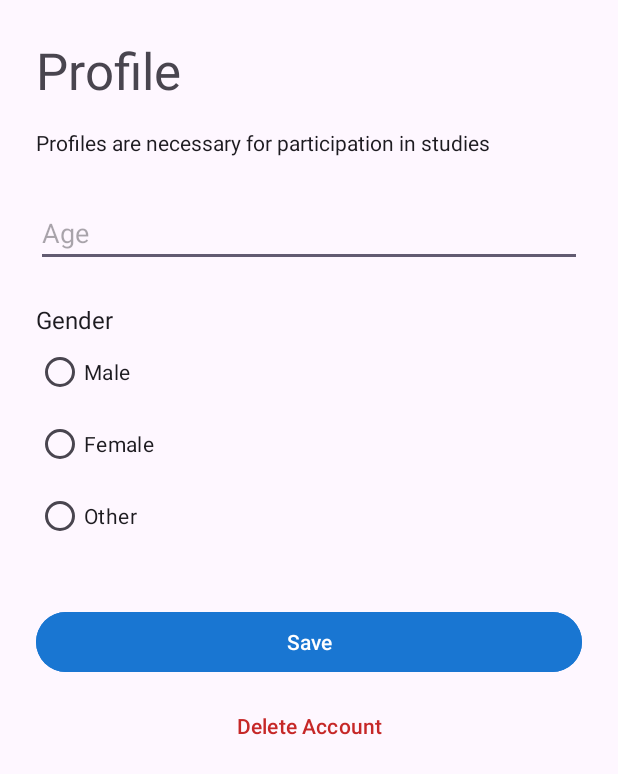
After one commit to exernt/it-project-team-5, an Android app: the ProfileActivity screen opened directly, with no data from a screen before it, on a phone screen of 412 x 824 dp. The commit adds this screen. Shown: the top 774 px of the screen. Run offline under Robolectric (Android 15) with nearby library versions, the phone set to English and light mode, and no system bars; network calls fail; pictures from the network do not load.

Commit message:
added profile page, allowing users to fill in their age and gender, as well as delete account

```diff
--- a/WalkingMeditationMobileApp-main/app/src/main/AndroidManifest.xml
+++ b/WalkingMeditationMobileApp-main/app/src/main/AndroidManifest.xml
@@ -37,6 +37,10 @@
             android:exported="true"
             android:theme="@style/Theme.MyApplication" >
         </activity>
+
+        <activity
+            android:name=".ProfileActivity"
+            android:exported="false" />
 
         <activity
             android:name=".StudyUnenrolledActivity"
--- a/WalkingMeditationMobileApp-main/app/src/main/java/com/example/walking_meditation/MainActivity.java
+++ b/WalkingMeditationMobileApp-main/app/src/main/java/com/example/walking_meditation/MainActivity.java
@@ -31,7 +31,7 @@ import okhttp3.Response;
 
 public class MainActivity extends AppCompatActivity {
 
-    private Button btnExplore, btnResearcherDashboard, btnStudy, btnLogOut, btnFeedback, btnAdminDashboard, btnBecomeResearcher;
+    private Button btnExplore, btnResearcherDashboard, btnStudy, btnLogOut, btnFeedback, btnAdminDashboard, btnBecomeResearcher, btnProfile;
     private final OkHttpClient httpClient = new OkHttpClient();
 
     @Override
@@ -48,6 +48,7 @@ public class MainActivity extends AppCompatActivity {
         btnFeedback = findViewById(R.id.btnFeedback);
         btnAdminDashboard = findViewById(R.id.btnAdminDashboard);
         btnBecomeResearcher = findViewById(R.id.btnBecomeResearcher);
+        btnProfile = findViewById(R.id.btnProfile);
 
         btnResearcherDashboard.setOnClickListener(view ->
                 startActivity(new Intent(MainActivity.this, ResearcherStudyListActivity.class)));
@@ -55,6 +56,8 @@ public class MainActivity extends AppCompatActivity {
                 startActivity(new Intent(MainActivity.this, AdminDashboardActivity.class)));
         btnBecomeResearcher.setOnClickListener(view ->
                 startActivity(new Intent(MainActivity.this, BecomeResearcherActivity.class)));
+        btnProfile.setOnClickListener(view ->
+                startActivity(new Intent(MainActivity.this, ProfileActivity.class)));
 
         applyRoleVisibility();
 
--- /dev/null
+++ b/WalkingMeditationMobileApp-main/app/src/main/java/com/example/walking_meditation/ProfileActivity.java
@@ -0,0 +1,224 @@
+package com.example.walking_meditation;
+
+import android.content.Intent;
+import android.os.Bundle;
+import android.view.View;
+import android.widget.Button;
+import android.widget.EditText;
+import android.widget.RadioButton;
+import android.widget.RadioGroup;
+import android.widget.Toast;
+
+import androidx.annotation.NonNull;
+import androidx.appcompat.app.AlertDialog;
+import androidx.appcompat.app.AppCompatActivity;
+
+import com.example.walking_meditation.audio.CurrentWalk;
+import com.example.walking_meditation.utils.AuthenticatedHttpClient;
+import com.example.walking_meditation.utils.CacheFiles;
+import com.example.walking_meditation.utils.ProfileInputValidator;
+import com.example.walking_meditation.utils.RoutePlanFiles;
+import com.example.walking_meditation.utils.SessionManager;
+
+import org.json.JSONObject;
+
+import java.io.IOException;
+
+import okhttp3.Call;
+import okhttp3.Callback;
+import okhttp3.MediaType;
+import okhttp3.OkHttpClient;
+import okhttp3.Request;
+import okhttp3.RequestBody;
+import okhttp3.Response;
+
+public class ProfileActivity extends AppCompatActivity {
+    private static final MediaType JSON = MediaType.get("application/json; charset=utf-8");
+    private static final String PROFILE_URL = BuildConfig.SERVER_BASE_URL + "/auth/me";
+
+    private EditText ageField;
+    private EditText otherGenderField;
+    private RadioGroup genderGroup;
+    private RadioButton maleButton;
+    private RadioButton femaleButton;
+    private RadioButton otherButton;
+    private Button saveButton;
+    private Button deleteButton;
+    private OkHttpClient httpClient;
+
+    @Override
+    protected void onCreate(Bundle savedInstanceState) {
+        super.onCreate(savedInstanceState);
+        setContentView(R.layout.activity_profile);
+
+        ageField = findViewById(R.id.profileAge);
+        otherGenderField = findViewById(R.id.profileOtherGender);
+        genderGroup = findViewById(R.id.profileGenderGroup);
+        maleButton = findViewById(R.id.profileGenderMale);
+        femaleButton = findViewById(R.id.profileGenderFemale);
+        otherButton = findViewById(R.id.profileGenderOther);
+        saveButton = findViewById(R.id.btnSaveProfile);
+        deleteButton = findViewById(R.id.btnDeleteAccount);
+        httpClient = AuthenticatedHttpClient.configure(this, new OkHttpClient.Builder()).build();
+
+        genderGroup.setOnCheckedChangeListener((group, checkedId) ->
+                otherGenderField.setVisibility(
+                        checkedId == R.id.profileGenderOther ? View.VISIBLE : View.GONE
+                ));
+        saveButton.setOnClickListener(view -> saveProfile());
+        deleteButton.setOnClickListener(view -> showDeleteConfirmation());
+
+        setActionsEnabled(false);
+        loadProfile();
+    }
+
+    private void loadProfile() {
+        Request request = new Request.Builder().url(PROFILE_URL).get().build();
+        httpClient.newCall(request).enqueue(new Callback() {
+            @Override
+            public void onFailure(@NonNull Call call, @NonNull IOException error) {
+                showError("Unable to load profile");
+            }
+
+            @Override
+            public void onResponse(@NonNull Call call, @NonNull Response response) throws IOException {
+                try (Response closedResponse = response) {
+                    if (!closedResponse.isSuccessful() || closedResponse.body() == null) {
+                        showError(closedResponse.code() == 401
+                                ? "Your session has expired. Please sign in again."
+                                : "Unable to load profile (" + closedResponse.code() + ")");
+                        return;
+                    }
+                    JSONObject profile = new JSONObject(closedResponse.body().string());
+                    Integer age = profile.isNull("age") ? null : profile.getInt("age");
+                    String gender = profile.isNull("gender") ? "" : profile.getString("gender");
+                    runOnUiThread(() -> populateProfile(age, gender));
+                } catch (Exception error) {
+                    showError("Unable to read profile");
+                }
+            }
+        });
+    }
+
+    private void populateProfile(Integer age, @NonNull String gender) {
+        if (isFinishing() || isDestroyed()) return;
+        ageField.setText(age == null ? "" : String.valueOf(age));
+        if ("Male".equalsIgnoreCase(gender)) {
+            maleButton.setChecked(true);
+        } else if ("Female".equalsIgnoreCase(gender)) {
+            femaleButton.setChecked(true);
+        } else if (!gender.isEmpty()) {
+            otherButton.setChecked(true);
+            otherGenderField.setText(gender);
+        }
+        setActionsEnabled(true);
+    }
+
+    private void saveProfile() {
+        final int age;
+        final String gender;
+        try {
+            age = ProfileInputValidator.requireValidAge(ageField.getText().toString());
+            gender = ProfileInputValidator.requireGender(
+                    maleButton.isChecked(),
+                    femaleButton.isChecked(),
+                    otherButton.isChecked(),
+                    otherGenderField.getText().toString()
+            );
+        } catch (IllegalArgumentException error) {
+            Toast.makeText(this, error.getMessage(), Toast.LENGTH_LONG).show();
+            return;
+        }
+
+        try {
+            JSONObject payload = new JSONObject();
+            payload.put("age", age);
+            payload.put("gender", gender);
+            setActionsEnabled(false);
+            Request request = new Request.Builder()
+                    .url(PROFILE_URL)
+                    .put(RequestBody.create(payload.toString(), JSON))
+                    .build();
+            httpClient.newCall(request).enqueue(new Callback() {
+                @Override
+                public void onFailure(@NonNull Call call, @NonNull IOException error) {
+                    showError("Unable to save profile");
+                }
+
+                @Override
+                public void onResponse(@NonNull Call call, @NonNull Response response) {
+                    try (Response closedResponse = response) {
+                        if (!closedResponse.isSuccessful()) {
+                            showError("Unable to save profile (" + closedResponse.code() + ")");
+                            return;
+                        }
+                        runOnUiThread(ProfileActivity.this::finish);
+                    }
+                }
+            });
+        } catch (Exception error) {
+            showError("Unable to prepare profile update");
+        }
+    }
+
+    private void showDeleteConfirmation() {
+        new AlertDialog.Builder(this)
+                .setTitle(R.string.profile_delete_title)
+                .setMessage(R.string.profile_delete_message)
+                .setNegativeButton(R.string.cancel, null)
+                .setPositiveButton(R.string.confirm, (dialog, which) -> deleteAccount())
+                .show();
+    }
+
+    private void deleteAccount() {
+        setActionsEnabled(false);
+        Request request = new Request.Builder().url(PROFILE_URL).delete().build();
+        httpClient.newCall(request).enqueue(new Callback() {
+            @Override
+            public void onFailure(@NonNull Call call, @NonNull IOException error) {
+                showError("Unable to delete account");
+            }
+
+            @Override
+            public void onResponse(@NonNull Call call, @NonNull Response response) {
+                try (Response closedResponse = response) {
+                    if (!closedResponse.isSuccessful()) {
+                        showError("Unable to delete account (" + closedResponse.code() + ")");
+                        return;
+                    }
+                    clearLocalAccountData();
+                    runOnUiThread(() -> {
+                        Intent intent = new Intent(ProfileActivity.this, LoginActivity.class);
+                        intent.addFlags(Intent.FLAG_ACTIVITY_CLEAR_TASK | Intent.FLAG_ACTIVITY_NEW_TASK);
+                        startActivity(intent);
+                        finish();
+                    });
+                }
+            }
+        });
+    }
+
+    private void clearLocalAccountData() {
+        try {
+            new CurrentWalk(getFilesDir()).clear();
+        } catch (IOException ignored) {
+            // The account is already deleted; continue removing all other local session data.
+        }
+        SessionManager.clearSession(this);
+        RoutePlanFiles.clearAll(this);
+        CacheFiles.clearSensitiveFiles(this);
+    }
+
+    private void showError(@NonNull String message) {
+        runOnUiThread(() -> {
+            if (isFinishing() || isDestroyed()) return;
+            Toast.makeText(ProfileActivity.this, message, Toast.LENGTH_LONG).show();
+            setActionsEnabled(true);
+        });
+    }
+
+    private void setActionsEnabled(boolean enabled) {
+        saveButton.setEnabled(enabled);
+        deleteButton.setEnabled(enabled);
+    }
+}
--- /dev/null
+++ b/WalkingMeditationMobileApp-main/app/src/main/res/layout/activity_profile.xml
@@ -0,0 +1,96 @@
+<?xml version="1.0" encoding="utf-8"?>
+<ScrollView xmlns:android="http://schemas.android.com/apk/res/android"
+    android:layout_width="match_parent"
+    android:layout_height="match_parent"
+    android:fillViewport="true">
+
+    <LinearLayout
+        android:layout_width="match_parent"
+        android:layout_height="wrap_content"
+        android:orientation="vertical"
+        android:padding="24dp">
+
+        <TextView
+            android:layout_width="wrap_content"
+            android:layout_height="wrap_content"
+            android:text="@string/profile_heading"
+            android:textAppearance="@style/TextAppearance.AppCompat.Display1" />
+
+        <TextView
+            android:layout_width="match_parent"
+            android:layout_height="wrap_content"
+            android:layout_marginTop="16dp"
+            android:text="@string/profile_study_notice"
+            android:textAppearance="@style/TextAppearance.AppCompat.Body1" />
+
+        <EditText
+            android:id="@+id/profileAge"
+            android:layout_width="match_parent"
+            android:layout_height="wrap_content"
+            android:layout_marginTop="28dp"
+            android:hint="@string/profile_age"
+            android:inputType="number"
+            android:maxLength="3" />
+
+        <TextView
+            android:layout_width="match_parent"
+            android:layout_height="wrap_content"
+            android:layout_marginTop="24dp"
+            android:text="@string/profile_gender"
+            android:textAppearance="@style/TextAppearance.AppCompat.Subhead" />
+
+        <RadioGroup
+            android:id="@+id/profileGenderGroup"
+            android:layout_width="match_parent"
+            android:layout_height="wrap_content"
+            android:orientation="vertical">
+
+            <RadioButton
+                android:id="@+id/profileGenderMale"
+                android:layout_width="wrap_content"
+                android:layout_height="wrap_content"
+                android:text="@string/profile_gender_male" />
+
+            <RadioButton
+                android:id="@+id/profileGenderFemale"
+                android:layout_width="wrap_content"
+                android:layout_height="wrap_content"
+                android:text="@string/profile_gender_female" />
+
+            <RadioButton
+                android:id="@+id/profileGenderOther"
+                android:layout_width="wrap_content"
+                android:layout_height="wrap_content"
+                android:text="@string/profile_gender_other" />
+        </RadioGroup>
+
+        <EditText
+            android:id="@+id/profileOtherGender"
+            android:layout_width="match_parent"
+            android:layout_height="wrap_content"
+            android:layout_marginTop="8dp"
+            android:hint="@string/profile_other_gender_hint"
+            android:inputType="textCapSentences"
+            android:maxLength="100"
+            android:visibility="gone" />
+
+        <Button
+            android:id="@+id/btnSaveProfile"
+            android:layout_width="match_parent"
+            android:layout_height="wrap_content"
+            android:layout_marginTop="36dp"
+            android:backgroundTint="@color/sky_blue_dark"
+            android:text="@string/profile_save"
+            android:textColor="@color/white" />
+
+        <Button
+            android:id="@+id/btnDeleteAccount"
+            style="@style/Widget.Material3.Button.TextButton"
+            android:layout_width="match_parent"
+            android:layout_height="wrap_content"
+            android:layout_marginTop="8dp"
+            android:text="@string/profile_delete_account"
+            android:textColor="@color/leave_red" />
+
+    </LinearLayout>
+</ScrollView>
--- a/WalkingMeditationMobileApp-main/app/src/main/res/values/strings.xml
+++ b/WalkingMeditationMobileApp-main/app/src/main/res/values/strings.xml
@@ -58,6 +58,19 @@
     <string name="close_study">Close study</string>
     <string name="study_updated">Study updated.</string>
     <string name="logout">Log Out</string>
+    <string name="profile">Profile</string>
+    <string name="profile_heading">Profile</string>
+    <string name="profile_study_notice">Profiles are necessary for participation in studies</string>
+    <string name="profile_age">Age</string>
+    <string name="profile_gender">Gender</string>
+    <string name="profile_gender_male">Male</string>
+    <string name="profile_gender_female">Female</string>
+    <string name="profile_gender_other">Other</string>
+    <string name="profile_other_gender_hint">Enter your gender</string>
+    <string name="profile_save">Save</string>
+    <string name="profile_delete_account">Delete Account</string>
+    <string name="profile_delete_title">Confirm Account Deletion</string>
+    <string name="profile_delete_message">This action cannot be reversed.</string>
     <string name="login">Login</string>
     <string name="restoring_session">Restoring session…</string>
     <string name="password_reset_check_email_title">Check your email</string>
--- a/WalkingMeditationMobileApp-main/gradle.properties
+++ b/WalkingMeditationMobileApp-main/gradle.properties
@@ -23,4 +23,4 @@ android.nonTransitiveRClass=true
 MAPS_API_KEY=
 # Enable auto-detection of Java home
 org.gradle.java.installations.auto-detect=true
-SERVER_BASE_URL=http://10.0.2.2:8000
+SERVER_BASE_URL=https://j6qory41cc.execute-api.ap-southeast-2.amazonaws.com/dev
```
Also changed, not shown: WalkingMeditationMobileApp-main/app/src/main/java/com/example/walking_meditation/utils/ProfileInputValidator.java (added, +43 -0 lines), WalkingMeditationMobileApp-main/app/src/main/res/layout/activity_main.xml (+11 -0 lines), 2 other files.
